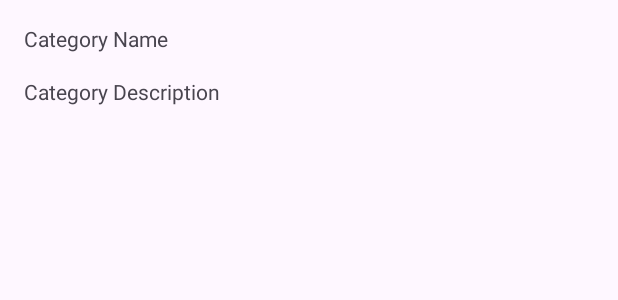
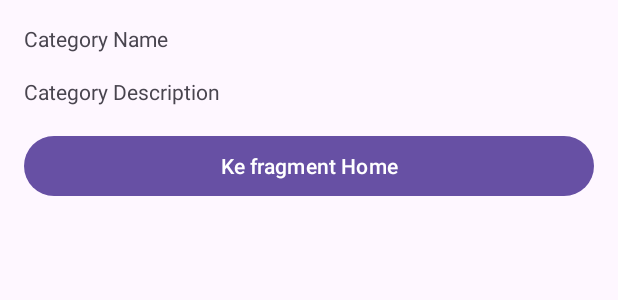
Before and after one commit to nafishafi/MyNavigation, an Android app: the layout fragment_detail_category.xml on its own in the app's theme, with its tools: preview values and no code run, on a phone screen of 412 x 824 dp. Shown: the top 300 px of the screen. Run offline under Robolectric (Android 15) with nearby library versions, the phone set to English and light mode, and no system bars.

```diff
--- a/app/build.gradle.kts
+++ b/app/build.gradle.kts
@@ -1,6 +1,7 @@
 plugins {
     alias(libs.plugins.android.application)
     alias(libs.plugins.kotlin.android)
+    id ("androidx.navigation.safeargs")
 }
 
 android {
--- a/app/src/main/res/layout/fragment_detail_category.xml
+++ b/app/src/main/res/layout/fragment_detail_category.xml
@@ -13,6 +13,7 @@
         android:layout_height="wrap_content"
         android:layout_marginBottom="16dp"
         android:text="@string/category_name" />
+
     <TextView
         android:id="@+id/tv_category_description"
         android:layout_width="match_parent"
@@ -20,4 +21,10 @@
         android:layout_marginBottom="16dp"
         android:text="@string/category_description" />
 
+    <Button
+        android:id="@+id/btn_home"
+        android:layout_width="match_parent"
+        android:layout_height="wrap_content"
+        android:text="@string/to_home" />
+
 </LinearLayout>
--- a/build.gradle.kts
+++ b/build.gradle.kts
@@ -1,4 +1,10 @@
 // Top-level build file where you can add configuration options common to all sub-projects/modules.
+buildscript {
+    dependencies {
+        classpath ("androidx.navigation:navigation-safe-args-gradle-plugin:2.5.1")
+    }
+}
+
 plugins {
     alias(libs.plugins.android.application) apply false
     alias(libs.plugins.kotlin.android) apply false
```
Also changed, not shown: app/src/main/java/com/dicoding/mynavigation/CategoryFragment.kt (+5 -6 lines), app/src/main/java/com/dicoding/mynavigation/DetailCategoryFragment.kt (+7 -2 lines), app/src/main/res/navigation/main_navigation.xml (+16 -1 lines).
